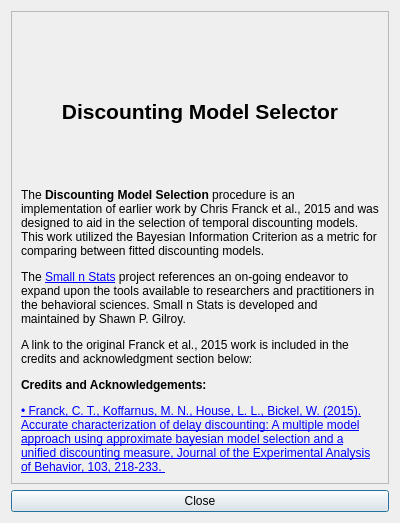
The window that creditsdialog.ui (miyamot0/TauUCalculatorQt) describes before a commit, drawn with Qt 5.
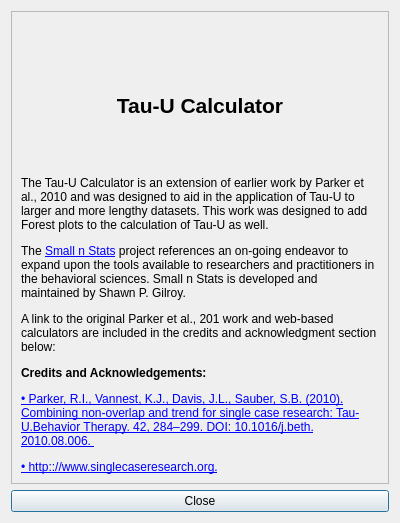
The same window after the commit. Icons and pictures are not drawn.

The edit to the form file:
```diff
--- a/creditsdialog.ui
+++ b/creditsdialog.ui
@@ -27,8 +27,8 @@
        <rect>
         <x>0</x>
         <y>0</y>
-        <width>363</width>
-        <height>541</height>
+        <width>380</width>
+        <height>474</height>
        </rect>
       </property>
       <layout class="QVBoxLayout" name="verticalLayout_2">
@@ -58,7 +58,7 @@
        <item>
         <widget class="QLabel" name="label_4">
          <property name="text">
-          <string>&lt;html&gt;&lt;head/&gt;&lt;body&gt;&lt;p&gt;&lt;span style=&quot; font-size:16pt; font-weight:600;&quot;&gt;Discounting Model Selector&lt;/span&gt;&lt;/p&gt;&lt;/body&gt;&lt;/html&gt;</string>
+          <string>&lt;html&gt;&lt;head/&gt;&lt;body&gt;&lt;p&gt;&lt;span style=&quot; font-size:16pt; font-weight:600;&quot;&gt;Tau-U Calculator&lt;/span&gt;&lt;/p&gt;&lt;/body&gt;&lt;/html&gt;</string>
          </property>
          <property name="alignment">
           <set>Qt::AlignCenter</set>
@@ -74,7 +74,7 @@
        <item>
         <widget class="QLabel" name="label_2">
          <property name="text">
-          <string>&lt;html&gt;&lt;head/&gt;&lt;body&gt;&lt;p&gt;The &lt;span style=&quot; font-weight:600;&quot;&gt;Discounting Model Selection&lt;/span&gt; procedure is an implementation of earlier work by Chris Franck et al., 2015 and was designed to aid in the selection of temporal discounting models. This work utilized the Bayesian Information Criterion as a metric for comparing between fitted discounting models.&lt;/p&gt;&lt;p&gt;The &lt;a href=&quot;http://www.smallnstats.com&quot;&gt;&lt;span style=&quot; text-decoration: underline; color:#0000ff;&quot;&gt;Small n Stats&lt;/span&gt;&lt;/a&gt; project references an on-going endeavor to expand upon the tools available to researchers and practitioners in the behavioral sciences. Small n Stats is developed and maintained by Shawn P. Gilroy.&lt;/p&gt;&lt;p&gt;A link to the original Franck et al., 2015 work is included in the credits and acknowledgment section below:&lt;/p&gt;&lt;p&gt;&lt;span style=&quot; font-weight:600;&quot;&gt;Credits and Acknowledgements:&lt;/span&gt;&lt;/p&gt;&lt;p&gt;&lt;a href=&quot;http://onlinelibrary.wiley.com/doi/10.1002/jeab.128/abstract&quot;&gt;&lt;span style=&quot; text-decoration: underline; color:#0000ff;&quot;&gt;• Franck, C. T., Koffarnus, M. N., House, L. L., Bickel, W. (2015). Accurate characterization of delay discounting: A multiple model approach using approximate bayesian model selection and a unified discounting measure, Journal of the Experimental Analysis of Behavior, 103, 218-233. &lt;/span&gt;&lt;/a&gt;&lt;/p&gt;&lt;/body&gt;&lt;/html&gt;</string>
+          <string>&lt;html&gt;&lt;head/&gt;&lt;body&gt;&lt;p&gt;The Tau-U Calculator is an extension of earlier work by Parker et al., 2010 and was designed to aid in the application of Tau-U to larger and more lengthy datasets. This work was designed to add Forest plots to the calculation of Tau-U as well.&lt;/p&gt;&lt;p&gt;The &lt;a href=&quot;http://www.smallnstats.com&quot;&gt;&lt;span style=&quot; text-decoration: underline; color:#0000ff;&quot;&gt;Small n Stats&lt;/span&gt;&lt;/a&gt; project references an on-going endeavor to expand upon the tools available to researchers and practitioners in the behavioral sciences. Small n Stats is developed and maintained by Shawn P. Gilroy.&lt;/p&gt;&lt;p&gt;A link to the original Parker et al., 201 work and web-based calculators are included in the credits and acknowledgment section below:&lt;/p&gt;&lt;p&gt;&lt;span style=&quot; font-weight:600;&quot;&gt;Credits and Acknowledgements:&lt;/span&gt;&lt;/p&gt;&lt;p&gt;&lt;a href=&quot;http://www.singlecaseresearch.org/papers/Tau%20-%20U%20-%20Behavior%20Therapy%20-%202011.pdf&quot;&gt;&lt;span style=&quot; text-decoration: underline; color:#0000ff;&quot;&gt;• Parker, R.I., Vannest, K.J., Davis, J.L., Sauber, S.B. (2010). Combining non-overlap and trend for single case research: Tau-U.Behavior Therapy. 42, 284–299. DOI: 10.1016/j.beth.2010.08.006. &lt;/span&gt;&lt;/a&gt;&lt;/p&gt;&lt;p&gt;&lt;a href=&quot;http://www.singlecaseresearch.org/calculators/tau-u&quot;&gt;&lt;span style=&quot; text-decoration: underline; color:#0000ff;&quot;&gt;• http:://www.singlecaseresearch.org.&lt;/span&gt;&lt;/a&gt;&lt;/p&gt;&lt;/body&gt;&lt;/html&gt;</string>
          </property>
          <property name="wordWrap">
           <bool>true</bool>
```
Left out of the diff: 4 changed lines with no effect on the pictures.
